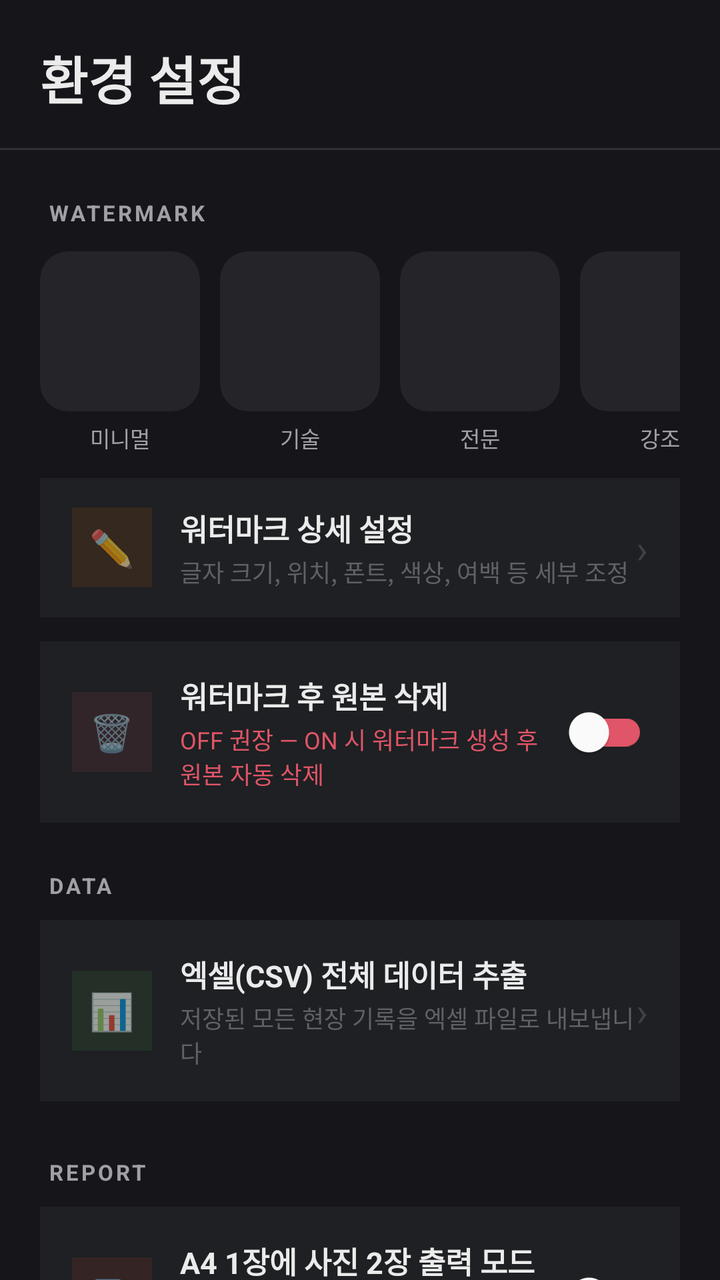
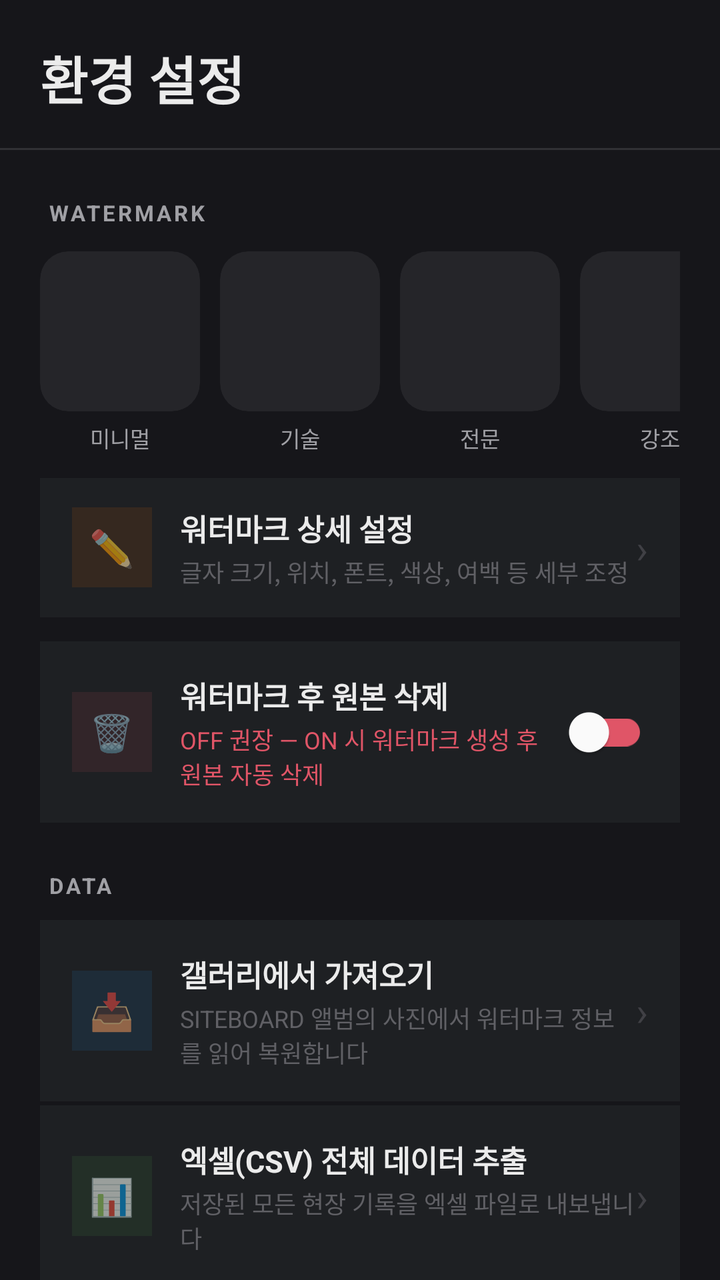

Before-and-after screenshots of an Android layout around one commit, followed by the original layout XML and the change that was made.
<!-- AndroidManifest.xml: application theme Theme.Siteboard -->
<!-- res/layout/fragment_settings.xml -->
<?xml version="1.0" encoding="utf-8"?>
<androidx.constraintlayout.widget.ConstraintLayout
    xmlns:android="http://schemas.android.com/apk/res/android"
    xmlns:app="http://schemas.android.com/apk/res-auto"
    android:layout_width="match_parent"
    android:layout_height="match_parent"
    android:background="#16161A">

    
    <LinearLayout
        android:id="@+id/layoutTop"
        android:layout_width="match_parent"
        android:layout_height="wrap_content"
        android:orientation="vertical"
        android:paddingHorizontal="20dp"
        android:paddingTop="20dp"
        android:paddingBottom="16dp"
        app:layout_constraintTop_toTopOf="parent">

        <TextView
            android:id="@+id/tvSettingsTitle"
            android:layout_width="wrap_content"
            android:layout_height="wrap_content"
            android:text="환경 설정"
            android:textSize="26sp"
            android:textColor="#EBEBEB"
            android:textStyle="bold" />
    </LinearLayout>

    <View
        android:id="@+id/divider"
        android:layout_width="match_parent"
        android:layout_height="1dp"
        android:background="#1EFFFFFF"
        app:layout_constraintTop_toBottomOf="@id/layoutTop" />

    <androidx.core.widget.NestedScrollView
        android:layout_width="match_parent"
        android:layout_height="0dp"
        android:clipToPadding="false"
        android:paddingBottom="40dp"
        app:layout_constraintTop_toBottomOf="@id/divider"
        app:layout_constraintBottom_toBottomOf="parent">

        <LinearLayout
            android:layout_width="match_parent"
            android:layout_height="wrap_content"
            android:orientation="vertical"
            android:paddingHorizontal="20dp">

            
            <TextView
                android:layout_width="wrap_content"
                android:layout_height="wrap_content"
                android:text="WATERMARK"
                android:textColor="#A0A0A5"
                android:textSize="11sp"
                android:textStyle="bold"
                android:letterSpacing="0.12"
                android:layout_marginTop="24dp"
                android:layout_marginBottom="12dp"
                android:layout_marginStart="4dp" />

            
            <HorizontalScrollView
                android:layout_width="match_parent"
                android:layout_height="wrap_content"
                android:scrollbars="none"
                android:layout_marginBottom="12dp">
                <LinearLayout
                    android:layout_width="wrap_content"
                    android:layout_height="wrap_content"
                    android:orientation="horizontal">

                    <LinearLayout android:id="@+id/layoutTheme0" android:layout_width="80dp" android:layout_height="wrap_content" android:orientation="vertical" android:layout_marginEnd="10dp" android:clickable="true" android:focusable="true">
                        <com.google.android.material.card.MaterialCardView android:id="@+id/viewTheme0" android:layout_width="match_parent" android:layout_height="80dp" app:cardCornerRadius="14dp" app:cardElevation="0dp" app:cardBackgroundColor="#252529" app:strokeWidth="0dp" app:strokeColor="#FF6F00">
                            <ImageView android:id="@+id/ivThemePreview0" android:layout_width="match_parent" android:layout_height="match_parent" android:scaleType="centerCrop" />
                        </com.google.android.material.card.MaterialCardView>
                        <TextView android:id="@+id/tvThemeLabel0" android:layout_width="match_parent" android:layout_height="wrap_content" android:text="미니멀" android:textColor="#A0A0A5" android:textSize="11sp" android:gravity="center" android:layout_marginTop="5dp" />
                    </LinearLayout>

                    <LinearLayout android:id="@+id/layoutTheme1" android:layout_width="80dp" android:layout_height="wrap_content" android:orientation="vertical" android:layout_marginEnd="10dp" android:clickable="true" android:focusable="true">
                        <com.google.android.material.card.MaterialCardView android:id="@+id/viewTheme1" android:layout_width="match_parent" android:layout_height="80dp" app:cardCornerRadius="14dp" app:cardElevation="0dp" app:cardBackgroundColor="#252529" app:strokeWidth="0dp" app:strokeColor="#FF6F00">
                            <ImageView android:id="@+id/ivThemePreview1" android:layout_width="match_parent" android:layout_height="match_parent" android:scaleType="centerCrop" />
                        </com.google.android.material.card.MaterialCardView>
                        <TextView android:id="@+id/tvThemeLabel1" android:layout_width="match_parent" android:layout_height="wrap_content" android:text="기술" android:textColor="#A0A0A5" android:textSize="11sp" android:gravity="center" android:layout_marginTop="5dp" />
                    </LinearLayout>

                    <LinearLayout android:id="@+id/layoutTheme2" android:layout_width="80dp" android:layout_height="wrap_content" android:orientation="vertical" android:layout_marginEnd="10dp" android:clickable="true" android:focusable="true">
                        <com.google.android.material.card.MaterialCardView android:id="@+id/viewTheme2" android:layout_width="match_parent" android:layout_height="80dp" app:cardCornerRadius="14dp" app:cardElevation="0dp" app:cardBackgroundColor="#252529" app:strokeWidth="0dp" app:strokeColor="#FF6F00">
                            <ImageView android:id="@+id/ivThemePreview2" android:layout_width="match_parent" android:layout_height="match_parent" android:scaleType="centerCrop" />
                        </com.google.android.material.card.MaterialCardView>
                        <TextView android:id="@+id/tvThemeLabel2" android:layout_width="match_parent" android:layout_height="wrap_content" android:text="전문" android:textColor="#A0A0A5" android:textSize="11sp" android:gravity="center" android:layout_marginTop="5dp" />
                    </LinearLayout>

                    <LinearLayout android:id="@+id/layoutTheme3" android:layout_width="80dp" android:layout_height="wrap_content" android:orientation="vertical" android:clickable="true" android:focusable="true">
                        <com.google.android.material.card.MaterialCardView android:id="@+id/viewTheme3" android:layout_width="match_parent" android:layout_height="80dp" app:cardCornerRadius="14dp" app:cardElevation="0dp" app:cardBackgroundColor="#252529" app:strokeWidth="0dp" app:strokeColor="#FF6F00">
                            <ImageView android:id="@+id/ivThemePreview3" android:layout_width="match_parent" android:layout_height="match_parent" android:scaleType="centerCrop" />
                        </com.google.android.material.card.MaterialCardView>
                        <TextView android:id="@+id/tvThemeLabel3" android:layout_width="match_parent" android:layout_height="wrap_content" android:text="강조" android:textColor="#A0A0A5" android:textSize="11sp" android:gravity="center" android:layout_marginTop="5dp" />
                    </LinearLayout>

                </LinearLayout>
            </HorizontalScrollView>

            
            <LinearLayout
                android:id="@+id/btnWatermarkDetail"
                android:layout_width="match_parent"
                android:layout_height="wrap_content"
                android:orientation="horizontal"
                android:gravity="center_vertical"
                android:paddingHorizontal="16dp"
                android:paddingVertical="14dp"
                android:background="#1E2023"
                android:clickable="true"
                android:focusable="true"
                android:layout_marginBottom="12dp">
                <LinearLayout android:layout_width="40dp" android:layout_height="40dp" android:gravity="center" android:background="#1AFF6F00">
                    <TextView android:layout_width="wrap_content" android:layout_height="wrap_content" android:text="✏️" android:textSize="18sp" />
                </LinearLayout>
                <LinearLayout android:layout_width="0dp" android:layout_height="wrap_content" android:layout_weight="1" android:orientation="vertical" android:layout_marginStart="14dp">
                    <TextView android:layout_width="wrap_content" android:layout_height="wrap_content" android:text="워터마크 상세 설정" android:textColor="#EBEBEB" android:textSize="15sp" android:textStyle="bold" />
                    <TextView android:layout_width="wrap_content" android:layout_height="wrap_content" android:text="글자 크기, 위치, 폰트, 색상, 여백 등 세부 조정" android:textColor="#606065" android:textSize="12sp" android:layout_marginTop="2dp" />
                </LinearLayout>
                <TextView android:layout_width="wrap_content" android:layout_height="wrap_content" android:text="›" android:textSize="20sp" android:textColor="#404045" />
            </LinearLayout>

            
            <LinearLayout
                android:layout_width="match_parent"
                android:layout_height="wrap_content"
                android:orientation="horizontal"
                android:gravity="center_vertical"
                android:paddingHorizontal="16dp"
                android:paddingVertical="16dp"
                android:background="#1E2023">
                <LinearLayout android:layout_width="40dp" android:layout_height="40dp" android:gravity="center" android:background="#1AE05567">
                    <TextView android:layout_width="wrap_content" android:layout_height="wrap_content" android:text="🗑️" android:textSize="18sp" />
                </LinearLayout>
                <LinearLayout android:layout_width="0dp" android:layout_height="wrap_content" android:layout_weight="1" android:orientation="vertical" android:layout_marginStart="14dp">
                    <TextView android:layout_width="wrap_content" android:layout_height="wrap_content" android:text="워터마크 후 원본 삭제" android:textColor="#EBEBEB" android:textSize="15sp" android:textStyle="bold" />
                    <TextView android:layout_width="wrap_content" android:layout_height="wrap_content" android:text="OFF 권장 — ON 시 워터마크 생성 후 원본 자동 삭제" android:textColor="#E05567" android:textSize="12sp" android:layout_marginTop="2dp" />
                </LinearLayout>
                <com.google.android.material.switchmaterial.SwitchMaterial
                    android:id="@+id/switchDeleteOriginal"
                    android:layout_width="wrap_content"
                    android:layout_height="wrap_content"
                    app:thumbTint="#FFFFFF"
                    app:trackTint="#E05567" />
            </LinearLayout>

            
            <TextView
                android:layout_width="wrap_content"
                android:layout_height="wrap_content"
                android:text="DATA"
                android:textColor="#A0A0A5"
                android:textSize="11sp"
                android:textStyle="bold"
                android:letterSpacing="0.12"
                android:layout_marginTop="24dp"
                android:layout_marginBottom="10dp"
                android:layout_marginStart="4dp" />

            
            <LinearLayout
                android:id="@+id/btnExportCsv"
                android:layout_width="match_parent"
                android:layout_height="wrap_content"
                android:orientation="horizontal"
                android:gravity="center_vertical"
                android:paddingHorizontal="16dp"
                android:paddingVertical="16dp"
                android:background="#1E2023"
                android:clickable="true"
                android:focusable="true">

                <LinearLayout
                    android:layout_width="40dp"
                    android:layout_height="40dp"
                    android:gravity="center"
                    android:background="#1A4CAF50">
                    <TextView android:layout_width="wrap_content" android:layout_height="wrap_content" android:text="📊" android:textSize="18sp" />
                </LinearLayout>

                <LinearLayout
                    android:layout_width="0dp"
                    android:layout_height="wrap_content"
                    android:layout_weight="1"
                    android:orientation="vertical"
                    android:layout_marginStart="14dp">
                    <TextView android:layout_width="wrap_content" android:layout_height="wrap_content" android:text="엑셀(CSV) 전체 데이터 추출" android:textColor="#EBEBEB" android:textSize="15sp" android:textStyle="bold" />
                    <TextView android:layout_width="wrap_content" android:layout_height="wrap_content" android:text="저장된 모든 현장 기록을 엑셀 파일로 내보냅니다" android:textColor="#606065" android:textSize="12sp" android:layout_marginTop="2dp" />
                </LinearLayout>

                <TextView android:layout_width="wrap_content" android:layout_height="wrap_content" android:text="›" android:textSize="20sp" android:textColor="#404045" />
            </LinearLayout>

            
            <TextView
                android:layout_width="wrap_content"
                android:layout_height="wrap_content"
                android:text="REPORT"
                android:textColor="#A0A0A5"
                android:textSize="11sp"
                android:textStyle="bold"
                android:letterSpacing="0.12"
                android:layout_marginTop="28dp"
                android:layout_marginBottom="10dp"
                android:layout_marginStart="4dp" />

            <LinearLayout
                android:layout_width="match_parent"
                android:layout_height="wrap_content"
                android:orientation="horizontal"
                android:gravity="center_vertical"
                android:paddingHorizontal="16dp"
                android:paddingVertical="16dp"
                android:background="#1E2023">

                <LinearLayout
                    android:layout_width="40dp"
                    android:layout_height="40dp"
                    android:gravity="center"
                    android:background="#1AF44336">
                    <TextView android:layout_width="wrap_content" android:layout_height="wrap_content" android:text="📄" android:textSize="18sp" />
                </LinearLayout>

                <LinearLayout
                    android:layout_width="0dp"
                    android:layout_height="wrap_content"
                    android:layout_weight="1"
                    android:orientation="vertical"
                    android:layout_marginStart="14dp">
                    <TextView android:layout_width="wrap_content" android:layout_height="wrap_content" android:text="A4 1장에 사진 2장 출력 모드" android:textColor="#EBEBEB" android:textSize="15sp" android:textStyle="bold" />
                    <TextView android:layout_width="wrap_content" android:layout_height="wrap_content" android:text="용지 절약을 위해 이미지를 압축하여 배치합니다" android:textColor="#606065" android:textSize="12sp" android:layout_marginTop="2dp" />
                </LinearLayout>

                <com.google.android.material.switchmaterial.SwitchMaterial
                    android:id="@+id/switchPdfMode"
                    android:layout_width="wrap_content"
                    android:layout_height="wrap_content"
                    app:thumbTint="#FFFFFF"
                    app:trackTint="#FF6F00" />
            </LinearLayout>

            
            <TextView
                android:layout_width="wrap_content"
                android:layout_height="wrap_content"
                android:text="PRIVACY"
                android:textColor="#A0A0A5"
                android:textSize="11sp"
                android:textStyle="bold"
                android:letterSpacing="0.12"
                android:layout_marginTop="28dp"
                android:layout_marginBottom="10dp"
                android:layout_marginStart="4dp" />

            <LinearLayout
                android:layout_width="match_parent"
                android:layout_height="wrap_content"
                android:orientation="horizontal"
                android:gravity="center_vertical"
                android:paddingHorizontal="16dp"
                android:paddingVertical="16dp"
                android:background="#1E2023">

                <LinearLayout
                    android:layout_width="40dp"
                    android:layout_height="40dp"
                    android:gravity="center"
                    android:background="#1A9C27B0">
                    <TextView android:layout_width="wrap_content" android:layout_height="wrap_content" android:text="🛡️" android:textSize="18sp" />
                </LinearLayout>

                <LinearLayout
                    android:layout_width="0dp"
                    android:layout_height="wrap_content"
                    android:layout_weight="1"
                    android:orientation="vertical"
                    android:layout_marginStart="14dp">
                    <TextView android:layout_width="wrap_content" android:layout_height="wrap_content" android:text="개인정보 자동 마스킹" android:textColor="#EBEBEB" android:textSize="15sp" android:textStyle="bold" />
                    <TextView android:layout_width="wrap_content" android:layout_height="wrap_content" android:text="얼굴, 번호판 등 민감한 정보를 자동으로 가립니다" android:textColor="#606065" android:textSize="12sp" android:layout_marginTop="2dp" />
                </LinearLayout>

                <com.google.android.material.switchmaterial.SwitchMaterial
                    android:id="@+id/switchPrivacyBlur"
                    android:layout_width="wrap_content"
                    android:layout_height="wrap_content"
                    app:thumbTint="#FFFFFF"
                    app:trackTint="#FF6F00" />
            </LinearLayout>

            
            <LinearLayout
                android:layout_width="match_parent"
                android:layout_height="wrap_content"
                android:orientation="horizontal"
                android:gravity="center_vertical"
                android:paddingHorizontal="16dp"
                android:paddingVertical="16dp"
                android:background="#1E2023"
                android:layout_marginTop="2dp">

                <LinearLayout
                    android:layout_width="40dp"
                    android:layout_height="40dp"
                    android:gravity="center"
                    android:background="#1A4CAF50">
                    <TextView android:layout_width="wrap_content" android:layout_height="wrap_content" android:text="📍" android:textSize="18sp" />
                </LinearLayout>

                <LinearLayout
                    android:layout_width="0dp"
                    android:layout_height="wrap_content"
                    android:layout_weight="1"
                    android:orientation="vertical"
                    android:layout_marginStart="14dp">
                    <TextView android:layout_width="wrap_content" android:layout_height="wrap_content" android:text="GPS 위치 수집" android:textColor="#EBEBEB" android:textSize="15sp" android:textStyle="bold" />
                    <TextView android:layout_width="wrap_content" android:layout_height="wrap_content" android:text="OFF 시 워터마크에 위치 정보를 포함하지 않습니다" android:textColor="#606065" android:textSize="12sp" android:layout_marginTop="2dp" />
                </LinearLayout>

                <com.google.android.material.switchmaterial.SwitchMaterial
                    android:id="@+id/switchGpsEnabled"
                    android:layout_width="wrap_content"
                    android:layout_height="wrap_content"
                    app:thumbTint="#FFFFFF"
                    app:trackTint="#FF6F00" />
            </LinearLayout>

            
            <TextView
                android:layout_width="wrap_content"
                android:layout_height="wrap_content"
                android:text="APP"
                android:textColor="#A0A0A5"
                android:textSize="11sp"
                android:textStyle="bold"
                android:letterSpacing="0.12"
                android:layout_marginTop="28dp"
                android:layout_marginBottom="10dp"
                android:layout_marginStart="4dp" />

            
            <LinearLayout
                android:id="@+id/layoutAppVersion"
                android:layout_width="match_parent"
                android:layout_height="wrap_content"
                android:orientation="horizontal"
                android:gravity="center_vertical"
                android:paddingHorizontal="16dp"
                android:paddingVertical="16dp"
                android:background="#1E2023"
                android:clickable="true"
                android:focusable="true">

                <LinearLayout
                    android:layout_width="40dp"
                    android:layout_height="40dp"
                    android:gravity="center"
                    android:background="#1A2196F3">
                    <TextView android:layout_width="wrap_content" android:layout_height="wrap_content" android:text="ℹ️" android:textSize="18sp" />
                </LinearLayout>

                <LinearLayout
                    android:layout_width="0dp"
                    android:layout_height="wrap_content"
                    android:layout_weight="1"
                    android:orientation="vertical"
                    android:layout_marginStart="14dp">
                    <TextView
                        android:layout_width="wrap_content"
                        android:layout_height="wrap_content"
                        android:text="현재 버전"
                        android:textColor="#EBEBEB"
                        android:textSize="15sp"
                        android:textStyle="bold" />
                    <TextView
                        android:id="@+id/tvAppVersion"
                        android:layout_width="wrap_content"
                        android:layout_height="wrap_content"
                        android:text="불러오는 중..."
                        android:textColor="#606065"
                        android:textSize="12sp"
                        android:layout_marginTop="2dp" />
                </LinearLayout>
            </LinearLayout>

            
            <LinearLayout
                android:id="@+id/btnCheckUpdate"
                android:layout_width="match_parent"
                android:layout_height="wrap_content"
                android:orientation="horizontal"
                android:gravity="center_vertical"
                android:paddingHorizontal="16dp"
                android:paddingVertical="16dp"
                android:background="#1E2023"
                android:clickable="true"
                android:focusable="true"
                android:layout_marginTop="2dp">

                <LinearLayout
                    android:layout_width="40dp"
                    android:layout_height="40dp"
                    android:gravity="center"
                    android:background="#1AFF6F00">
                    <TextView android:layout_width="wrap_content" android:layout_height="wrap_content" android:text="🔄" android:textSize="18sp" />
                </LinearLayout>

                <LinearLayout
                    android:layout_width="0dp"
                    android:layout_height="wrap_content"
                    android:layout_weight="1"
                    android:orientation="vertical"
                    android:layout_marginStart="14dp">
                    <TextView
                        android:layout_width="wrap_content"
                        android:layout_height="wrap_content"
                        android:text="업데이트 확인"
                        android:textColor="#EBEBEB"
                        android:textSize="15sp"
                        android:textStyle="bold" />
                    <TextView
                        android:id="@+id/tvUpdateStatus"
                        android:layout_width="wrap_content"
                        android:layout_height="wrap_content"
                        android:text="최신 버전 확인을 눌러보세요"
                        android:textColor="#606065"
                        android:textSize="12sp"
                        android:layout_marginTop="2dp" />
                </LinearLayout>

                <TextView android:layout_width="wrap_content" android:layout_height="wrap_content" android:text="›" android:textSize="20sp" android:textColor="#404045" />
            </LinearLayout>

            
            <TextView
                android:layout_width="match_parent"
                android:layout_height="wrap_content"
                android:text="SITEBOARD"
                android:textColor="#2A2A2F"
                android:textSize="11sp"
                android:gravity="center"
                android:paddingVertical="24dp"
                android:layout_marginTop="16dp" />

        </LinearLayout>
    </androidx.core.widget.NestedScrollView>
</androidx.constraintlayout.widget.ConstraintLayout>
<!-- resources referenced by this layout -->
<resources>
  <style name="Theme.Siteboard" parent="Theme.MaterialComponents.DayNight.NoActionBar">
  
          <item name="colorPrimary">#FF6F00</item>
          <item name="colorPrimaryVariant">#16161A</item>
          <item name="colorOnPrimary">#FFFFFF</item>
  
          <item name="colorSecondary">#FF6F00</item>
          <item name="colorSecondaryVariant">#FF6F00</item>
          <item name="colorOnSecondary">#FFFFFF</item>
  
          <item name="colorError">#E05567</item>
  
          <item name="android:colorBackground">@color/bg_dark</item>
          <item name="colorSurface">@color/surface_dark</item>
  
          <item name="android:statusBarColor">#16161A</item>
          <item name="android:navigationBarColor">#16161A</item>
          <item name="android:windowLightStatusBar" tools:targetApi="m">false</item>
  
          <item name="android:windowSplashScreenBackground" tools:targetApi="s">#16161A</item>
          <item name="android:windowSplashScreenAnimatedIcon" tools:targetApi="s">@android:color/transparent</item>
          <item name="android:windowSplashScreenAnimationDuration" tools:targetApi="s">0</item>
      </style>
  <color name="bg_dark">#16161A</color>
  <color name="surface_dark">#1E2023</color>
</resources>

<!-- the commit's change to res/layout/fragment_settings.xml (unified diff, before → after) -->
@@ -162,6 +162,41 @@
                 android:layout_marginTop="24dp"
                 android:layout_marginBottom="10dp"
                 android:layout_marginStart="4dp" />
+
+            
+            <LinearLayout
+                android:id="@+id/btnImportFromGallery"
+                android:layout_width="match_parent"
+                android:layout_height="wrap_content"
+                android:orientation="horizontal"
+                android:gravity="center_vertical"
+                android:paddingHorizontal="16dp"
+                android:paddingVertical="16dp"
+                android:background="#1E2023"
+                android:clickable="true"
+                android:focusable="true"
+                android:layout_marginBottom="2dp">
+
+                <LinearLayout
+                    android:layout_width="40dp"
+                    android:layout_height="40dp"
+                    android:gravity="center"
+                    android:background="#1A2196F3">
+                    <TextView android:layout_width="wrap_content" android:layout_height="wrap_content" android:text="📥" android:textSize="18sp" />
+                </LinearLayout>
+
+                <LinearLayout
+                    android:layout_width="0dp"
+                    android:layout_height="wrap_content"
+                    android:layout_weight="1"
+                    android:orientation="vertical"
+                    android:layout_marginStart="14dp">
+                    <TextView android:layout_width="wrap_content" android:layout_height="wrap_content" android:text="갤러리에서 가져오기" android:textColor="#EBEBEB" android:textSize="15sp" android:textStyle="bold" />
+                    <TextView android:layout_width="wrap_content" android:layout_height="wrap_content" android:text="SITEBOARD 앨범의 사진에서 워터마크 정보를 읽어 복원합니다" android:textColor="#606065" android:textSize="12sp" android:layout_marginTop="2dp" />
+                </LinearLayout>
+
+                <TextView android:layout_width="wrap_content" android:layout_height="wrap_content" android:text="›" android:textSize="20sp" android:textColor="#404045" />
+            </LinearLayout>
 
             
             <LinearLayout
